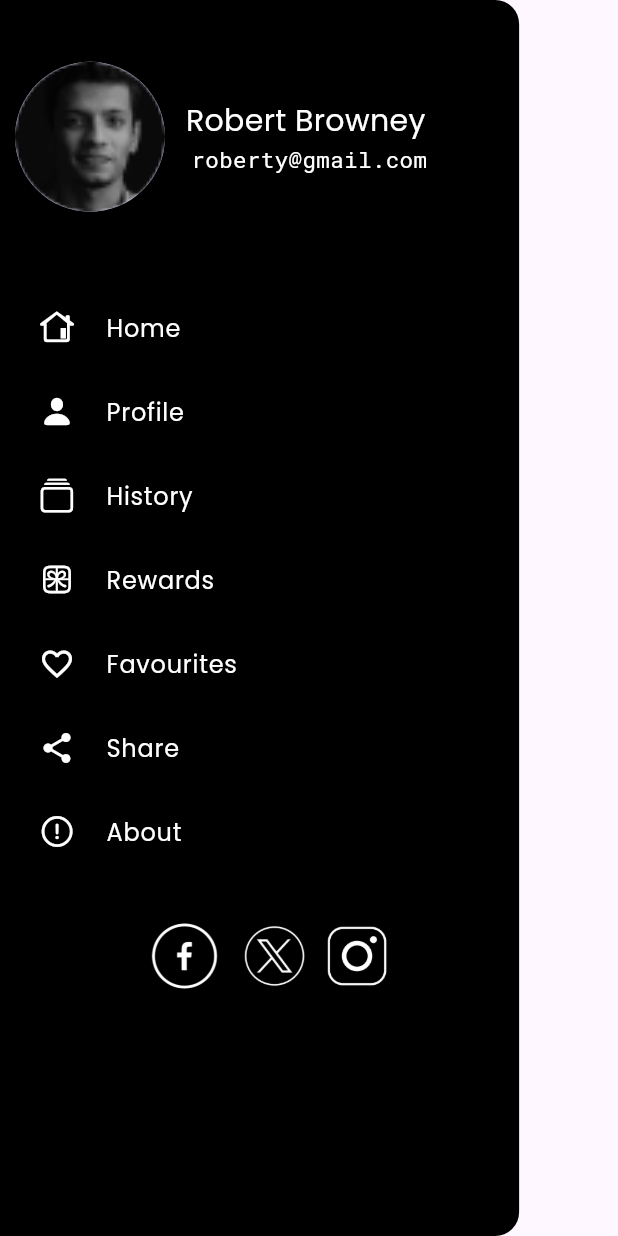
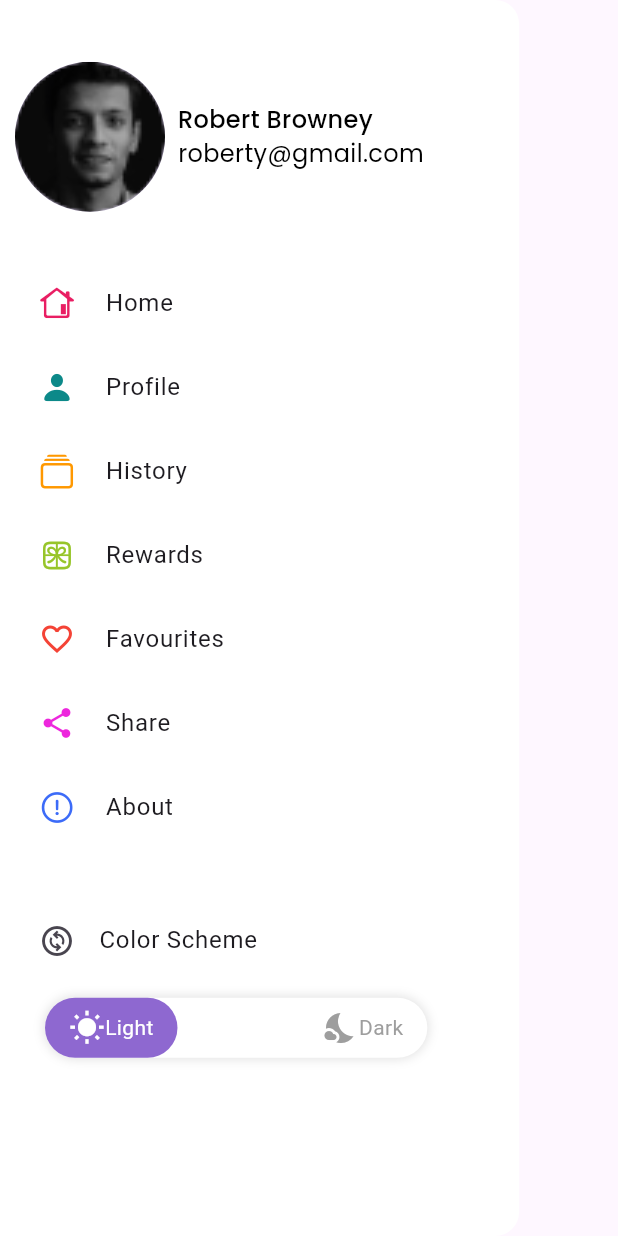
Before and after one commit to adilthengilan/abodeIN.com, a Flutter app: the DrawerScreen widget shown alone on an empty page, opened directly, on a phone screen of 412 x 824 dp. Run offline on Flutter 3.47's test engine with Material 3 defaults, Android fonts, the phone set to English and light mode, and no system bars; our stand-ins replace fluttertoast, google_fonts, image_picker, share_plus, shared_preferences, table_calendar; accounts and stored records are empty.

Commit message:
drawer updated

```diff
--- a/lib/main.dart
+++ b/lib/main.dart
@@ -28,7 +28,7 @@ class MyApp extends StatelessWidget {
             useMaterial3: true,
           ),
           debugShowCheckedModeBanner: false,
-          home: Booking()),
+          home: DashBoard()),
     );
   }
 }
--- a/lib/src/view/drawer/drawer_screen.dart
+++ b/lib/src/view/drawer/drawer_screen.dart
@@ -5,62 +5,59 @@ import 'package:abodein/src/view/profile/favorite_screen.dart';
 import 'package:abodein/src/view/profile/profile_screen.dart';
 import 'package:abodein/src/view/registration/login_page.dart';
 import 'package:abodein/src/view/rewards%20screen/reward_screen.dart';
+import 'package:abodein/src/view_Model/themeprovider.dart';
 import 'package:abodein/utils/app_colors.dart';
 import 'package:abodein/utils/style.dart';
 import 'package:flutter/cupertino.dart';
 import 'package:flutter/material.dart';
+import 'package:provider/provider.dart';
 
-class DrawerScreen extends StatefulWidget {
+class DrawerScreen extends StatelessWidget {
   DrawerScreen({super.key});
 
-  @override
-  State<DrawerScreen> createState() => _DrawerScreenState();
-}
-
-class _DrawerScreenState extends State<DrawerScreen> {
   @override
   Widget build(BuildContext context) {
     final height = MediaQuery.of(context).size.height;
     final width = MediaQuery.of(context).size.width;
     return Drawer(
-      backgroundColor: blackShadeColor,
+      backgroundColor: backgroundColor,
       width: width * 0.84,
       child: Padding(
         padding: EdgeInsets.only(left: 10),
         child: ListView(
           children: [
             //=============== Profile =======================
-            SizedBox(height: height * 0.050),
+            sizedBox(height * 0.050, width),
             _buildHeader(height, width),
             //================= Home =================
-            SizedBox(height: height * 0.060),
-
+            sizedBox(height * 0.040, width),
+            // Divider(),
             _buildItem(
                 icon: CupertinoIcons.house_alt,
+                color: Colors.pink,
                 title: " Home",
                 index: 0,
                 onTap: () {
                   Navigator.pop(context);
-                  // _navigateToScreen(context, 0);
                 }),
 
             //====================== Profile ===========================
             _buildItem(
                 icon: CupertinoIcons.person_fill,
+                color: const Color.fromARGB(255, 12, 137, 137),
                 title: " Profile",
                 index: 1,
                 onTap: () {
                   Navigator.push(context,
                       MaterialPageRoute(builder: (context) => Profile()));
-                  // _navigateToScreen(context, 1);
                 }),
             //==================Notification ===================
             _buildItem(
                 icon: CupertinoIcons.collections,
+                color: Colors.orange,
                 title: " History",
                 index: 2,
                 onTap: () {
-                  // _navigateToScreen(context, 2);
                   Navigator.push(
                       context,
                       MaterialPageRoute(
@@ -69,20 +66,20 @@ class _DrawerScreenState extends State<DrawerScreen> {
             //=============================== Discover ==========================
             _buildItem(
                 icon: CupertinoIcons.gift_alt,
+                color: Color.fromARGB(255, 151, 197, 42),
                 title: " Rewards",
                 index: 3,
                 onTap: () {
-                  // _navigateToScreen(context, 3);
                   Navigator.push(context,
                       MaterialPageRoute(builder: (context) => RewardScreen()));
                 }),
             //=========================Collections ==============================
             _buildItem(
                 icon: Icons.favorite_outline,
+                color: Colors.red,
                 title: " Favourites",
                 index: 4,
                 onTap: () {
-                  // _navigateToScreen(context, 4);
                   Navigator.push(
                       context,
                       MaterialPageRoute(
@@ -91,10 +88,10 @@ class _DrawerScreenState extends State<DrawerScreen> {
             //=============================== Share =============================
             _buildItem(
                 icon: Icons.share,
+                color: Color.fromARGB(255, 237, 39, 221),
                 title: " Share",
                 index: 4,
                 onTap: () {
-                  // _navigateToScreen(context, 4);
                   Navigator.push(
                       context,
                       MaterialPageRoute(
@@ -103,17 +100,43 @@ class _DrawerScreenState extends State<DrawerScreen> {
             //========================== About ==============================
             _buildItem(
                 icon: CupertinoIcons.exclamationmark_circle,
+                color: Color.fromARGB(255, 60, 107, 248),
                 title: " About",
                 index: 4,
                 onTap: () {
                   Navigator.push(context,
                       MaterialPageRoute(builder: (context) => PrivacyPolicy()));
                 }),
+//====================================================== color scheme dark or light mode ==========================================================================
+            sizedBox(height * 0.04, width),
+            ListTile(
+              leading: Icon(Icons.change_circle_outlined),
 
-            sizedBox(height * 0.03, width),
-            // Divider(),
+              // color: selectedDrawerIndex == index
+              //     ? Color.fromARGB(255, 161, 135, 255)
+              //     : Colors.white),
+              title: Text(
+                'Color Scheme',
+                // style: TextStyle(
+                //     color:
+                //      selectedDrawerIndex == index
+                //         ? Color.fromARGB(255, 161, 135, 255)
+                //         : Colors.white
+
+                //         ),
+              ),
+              minLeadingWidth: 5,
+            ),
+
+            Padding(
+              padding: EdgeInsets.only(
+                right: width * 0.10,
+              ),
+              child: ThemeToggleWidget(),
+            )
+//=============================================================================================================================================================================
             // sizedBox(height * 0.08, width),
-            accounts(),
+            // accounts(),
             // Row(
             //   children: [
             //     //=============================Settings=============================
@@ -142,10 +165,6 @@ class _DrawerScreenState extends State<DrawerScreen> {
     );
   }
 
-  // void _navigateToScreen(BuildContext context, int index) {
-  //   context.read<DrawerIndexProvider>().updateIndex(index);
-  // }
-
   // ===================================== Header (Profile pic and name)==========================================
   Widget _buildHeader(height, width) {
     return Column(
@@ -157,12 +176,12 @@ class _DrawerScreenState extends State<DrawerScreen> {
               backgroundImage: AssetImage('assets/images/person_dp.png'),
               radius: 50,
             ),
-            sizedBox(height * 0.02, width * 0.02),
+            sizedBox(height * 0.02, width * 0.01),
             Column(
               crossAxisAlignment: CrossAxisAlignment.start,
               children: [
-                Text(" Robert Browney", style: whiteMediumLightTextStyle),
-                Text(" roberty@gmail.com", style: whiteTextStyle),
+                Text(" Robert Browney", style: smallboldTextStyle),
+                Text(" roberty@gmail.com", style: smallTextStyle),
               ],
             ),
           ],
@@ -172,22 +191,22 @@ class _DrawerScreenState extends State<DrawerScreen> {
   }
 
   //=================================== Build Items ===================================
-  Widget _buildItem({
-    required IconData icon,
-    required String title,
-    required int index,
-    required GestureTapCallback onTap,
-  }) {
-    // final selectedDrawerIndex =
-    //     context.watch<DrawerIndexProvider>().selectedIndex;
-
+  Widget _buildItem(
+      {required IconData icon,
+      required String title,
+      required int index,
+      required GestureTapCallback onTap,
+      required Color color}) {
     return ListTile(
-      leading: Icon(icon, color: Colors.white),
+      leading: Icon(
+        icon,
+      ),
+      iconColor: color,
       // color: selectedDrawerIndex == index
       //     ? Color.fromARGB(255, 161, 135, 255)
       //     : Colors.white),
       title: Text(
-        title, style: whiteLightTextStyle,
+        title,
         // style: TextStyle(
         //     color:
         //      selectedDrawerIndex == index
@@ -225,3 +244,80 @@ class _DrawerScreenState extends State<DrawerScreen> {
     );
   }
 }
+
+class ThemeToggleWidget extends StatelessWidget {
+  @override
+  Widget build(BuildContext context) {
+    bool isDarkMode = false;
+
+    return Container(
+      margin: EdgeInsets.symmetric(vertical: 10.0, horizontal: 20.0),
+      decoration: BoxDecoration(
+        color: backgroundColor,
+        borderRadius: BorderRadius.circular(30.0),
+        boxShadow: [
+          BoxShadow(
+            color: Colors.grey.withOpacity(0.3),
+            spreadRadius: 1,
+            blurRadius: 5,
+          ),
+        ],
+      ),
+      child: Row(
+        mainAxisAlignment: MainAxisAlignment.spaceBetween,
+        children: [
+          _buildOption(
+            context,
+            icon: Icons.wb_sunny,
+            label: 'Light',
+            isSelected: !isDarkMode,
+            onTap: () {},
+          ),
+          _buildOption(
+            context,
+            icon: Icons.nights_stay,
+            label: 'Dark',
+            isSelected: isDarkMode,
+            onTap: () {},
+          )
+        ],
+      ),
+    );
+  }
+
+  Widget _buildOption(
+    BuildContext context, {
+    required IconData icon,
+    required String label,
+    required bool isSelected,
+    required VoidCallback onTap,
+  }) {
+    return GestureDetector(
+      onTap: onTap,
+      child: AnimatedContainer(
+        duration: Duration(milliseconds: 300),
+        padding: EdgeInsets.symmetric(vertical: 8.0, horizontal: 16.0),
+        decoration: BoxDecoration(
+          color: isSelected
+              ? Color.fromARGB(255, 142, 104, 208)
+              : Colors.transparent,
+          borderRadius: BorderRadius.circular(30.0),
+        ),
+        child: Row(
+          children: [
+            Icon(
+              icon,
+              color: isSelected ? Colors.white : Colors.grey,
+            ),
+            Text(
+              label,
+              style: TextStyle(
+                color: isSelected ? Colors.white : Colors.grey,
+              ),
+            ),
+          ],
+        ),
+      ),
+    );
+  }
+}
--- a/lib/utils/providers.dart
+++ b/lib/utils/providers.dart
@@ -14,6 +14,7 @@ import 'package:abodein/src/view_Model/search_provider.dart';
 import 'package:abodein/src/view_Model/services_category.dart';
 import 'package:abodein/src/view_Model/smart_checking_provider.dart';
 import 'package:abodein/src/view_Model/splash_provider.dart';
+import 'package:abodein/src/view_Model/themeprovider.dart';
 import 'package:flutter/material.dart';
 import 'package:provider/provider.dart';
 
@@ -53,5 +54,8 @@ List<ChangeNotifierProvider<ChangeNotifier>> providers = [
 ChangeNotifierProvider<ContactDetailsProvider>(
     create: (context) => ContactDetailsProvider(),
   ),
+  ChangeNotifierProvider<ThemeProvider>(
+    create: (context) => ThemeProvider(),
+  ),
   // ChangeNotifierProvider<TimerProvider>(create: (context) => TimerProvider()),
 ];
```
Also changed, not shown: lib/src/view/profile/profile_screen.dart (+276 -201 lines), lib/src/view_Model/app_link.dart (deleted, +0 -25 lines), lib/src/view_Model/themeprovider.dart (added, +12 -0 lines).
